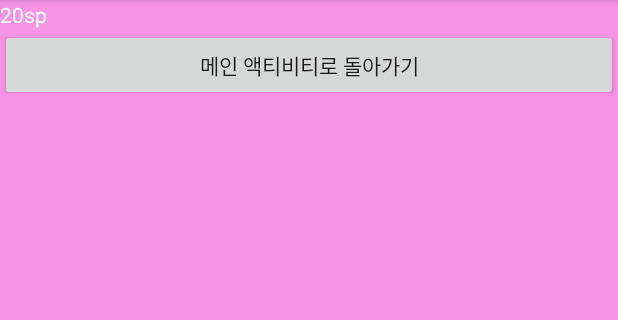
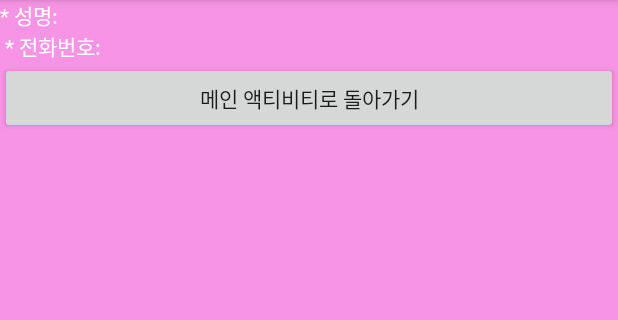
Before and after one commit to kimyj6631/ActivityTest, an Android app: the screen it shows after launch (SecondActivity), after a tap on "새로운 엑티비티 열기", on a phone screen of 412 x 824 dp, the part 84-404 px from its top. Run offline under Robolectric (Android 15) with nearby library versions, the phone set to English and light mode, and no system bars.

Commit message:
#2 make second

```diff
--- a/app/src/main/java/kimyj6631/kr/hs/emrim/activitytest/MainActivity.java
+++ b/app/src/main/java/kimyj6631/kr/hs/emrim/activitytest/MainActivity.java
@@ -6,21 +6,28 @@ import android.support.v7.app.AppCompatActivity;
 import android.os.Bundle;
 import android.view.View;
 import android.widget.Button;
+import android.widget.EditText;
 
 public class MainActivity extends AppCompatActivity {
-
+    EditText editName, editTel;
     @Override
     protected void onCreate(Bundle savedInstanceState) {
         super.onCreate(savedInstanceState);
         setContentView(R.layout.activity_main);
         Button butMain =(Button)findViewById(R.id.but_main);
         butMain.setOnClickListener(butMainHandler);
+        editName=(EditText)findViewById(R.id.edit_name);
+        editName=(EditText)findViewById(R.id.edit_tel);
 
     }
     View.OnClickListener butMainHandler=new View.OnClickListener(){
         @Override
         public void onClick(View view){
             Intent intent=new Intent(MainActivity.this,SecondActivity.class);
+            String name =editName.getText().toString();
+            String tel =editName.getText().toString();
+            intent.putExtra("name",name);
+            intent.putExtra("tel",tel);
             startActivity(intent);
         }
     };
--- a/app/src/main/java/kimyj6631/kr/hs/emrim/activitytest/SecondActivity.java
+++ b/app/src/main/java/kimyj6631/kr/hs/emrim/activitytest/SecondActivity.java
@@ -1,19 +1,27 @@
 package kimyj6631.kr.hs.emrim.activitytest;
 
 import android.content.DialogInterface;
+import android.content.Intent;
 import android.support.v7.app.AppCompatActivity;
 import android.os.Bundle;
 import android.view.View;
 import android.widget.Button;
+import android.widget.TextView;
 
 public class SecondActivity extends AppCompatActivity {
-
+    String name, tel;
     @Override
     protected void onCreate(Bundle savedInstanceState) {
         super.onCreate(savedInstanceState);
         setContentView(R.layout.activity_second);
         Button butBack=(Button)findViewById(R.id.but_second);
         butBack.setOnClickListener(butBackHandler);
+        Intent intent = getIntent();
+        name =intent.getStringExtra("name");
+        tel=intent.getStringExtra("tel");
+        TextView textResult=(TextView)findViewById(R.id.text_result);
+        textResult.setText("* 성명: "+name+"\n * 전화번호: "+tel);
+
     }
 
     View.OnClickListener butBackHandler=new View.OnClickListener() {
```
